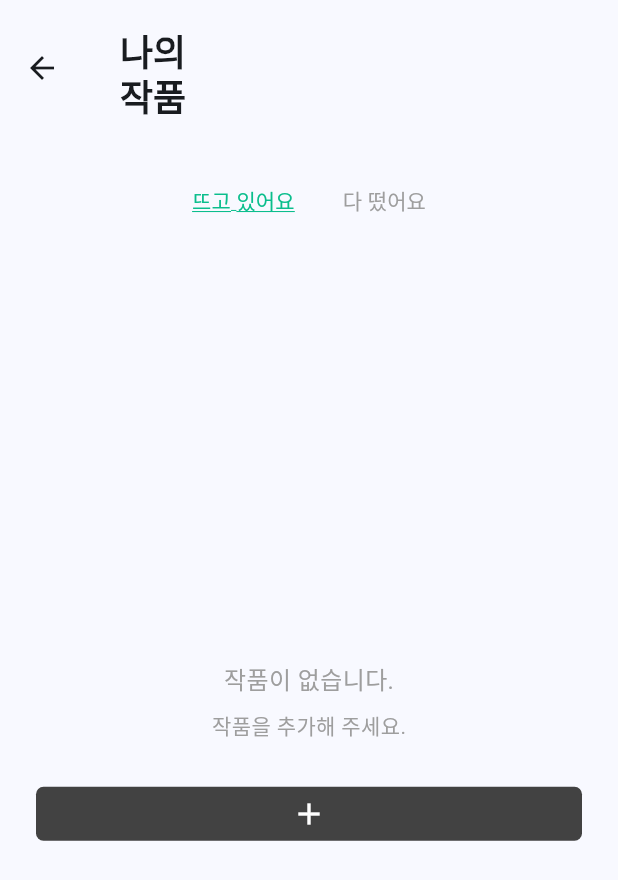
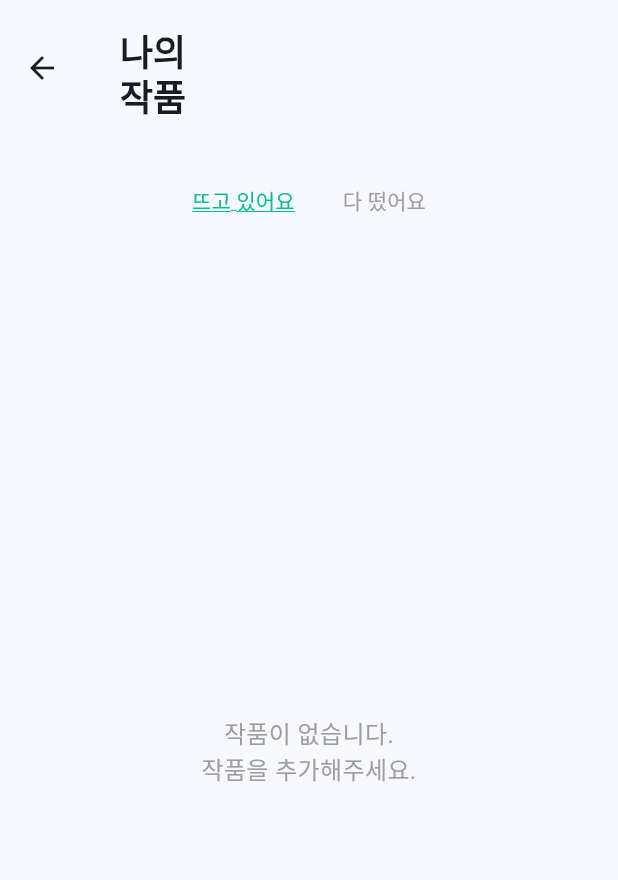
Before and after one commit to dku-princess/knittda-frontend, a Flutter app: the WorkList screen opened directly, on a phone screen of 412 x 824 dp. Shown: the top 880 px of the screen. Run offline on Flutter 3.47's test engine with Material 3 defaults, Android fonts, the phone set to English and light mode, and no system bars; our stand-ins replace dio, flutter_secure_storage, image_picker, shared_preferences; missing offline and left inert: kakao_flutter_sdk_common, kakao_flutter_sdk_user; accounts and stored records are empty; Roboto replaces fonts that are missing (Pretendard); project files that could hold a hidden picture were left out.

Commit message:
fix: 기록 추가, 작품 리스트 오류 수정

```diff
--- a/knittda/lib/src/presentation/screens/main_page/work_list.dart
+++ b/knittda/lib/src/presentation/screens/main_page/work_list.dart
@@ -21,10 +21,13 @@ class _WorkListState extends State<WorkList> {
   @override
   void initState() {
     super.initState();
+
+    WidgetsBinding.instance.addPostFrameCallback((_) {
       final workViewModel = context.read<WorkViewModel>();
       if (workViewModel.isReady && workViewModel.works.isEmpty) {
         workViewModel.getWorks();
       }
+    });
   }
 
   @override
@@ -50,31 +53,17 @@ class _WorkListState extends State<WorkList> {
             const WorkStateButton(),
             const SizedBox(height: 20),
             Expanded(
-              child: Builder(
-                builder: (context) {
-                  if (workViewModel.isLoading) {
-                    return const Center(child: CircularProgressIndicator());
-                  } else if (workViewModel.works.isEmpty) {
-                    return Center(
-                      child: Column(
-                        mainAxisSize: MainAxisSize.min,
-                        children: [
-                          const Text(
-                            '작품이 없습니다.',
+              child: workViewModel.isLoading
+                  ? Center(child: CircularProgressIndicator())
+                  : workViewModel.works.isEmpty
+                  ? Center(
+                child: Text(
+                  '작품이 없습니다.\n작품을 추가해주세요.',
                   style: TextStyle(fontSize: 16, color: Colors.grey),
+                  textAlign: TextAlign.center,
                 ),
-                          const SizedBox(height: 8),
-                          const Text(
-                            '작품을 추가해 주세요.',
-                            style: TextStyle(fontSize: 14, color: Colors.grey),
-                          ),
-                          const SizedBox(height: 20),
-                          _addWorkButton(context),
-                        ],
-                      ),
-                    );
-                  } else {
-                    return ListView.builder(
+              )
+                  : ListView.builder(
                 itemCount: workViewModel.works.length + 1,
                 itemBuilder: (context, index) {
                   if (index < workViewModel.works.length) {
@@ -102,11 +91,8 @@ class _WorkListState extends State<WorkList> {
                     return _addWorkButton(context);
                   }
                 },
-                    );
-                  }
-                },
               ),
-            ),
+            )
           ],
         ),
       ),
@@ -139,7 +125,7 @@ class _WorkListState extends State<WorkList> {
             );
           },
           style: TextButton.styleFrom(
-            backgroundColor: Colors.grey[800], // 대비 개선
+            backgroundColor: Colors.grey[300], // 대비 개선
             shape: RoundedRectangleBorder(
               borderRadius: BorderRadius.circular(5),
             ),
```
Also changed, not shown: knittda/lib/src/presentation/screens/work_detail/add_diary.dart (+47 -83 lines). Lines whose indentation alone changed are shown as unchanged.
